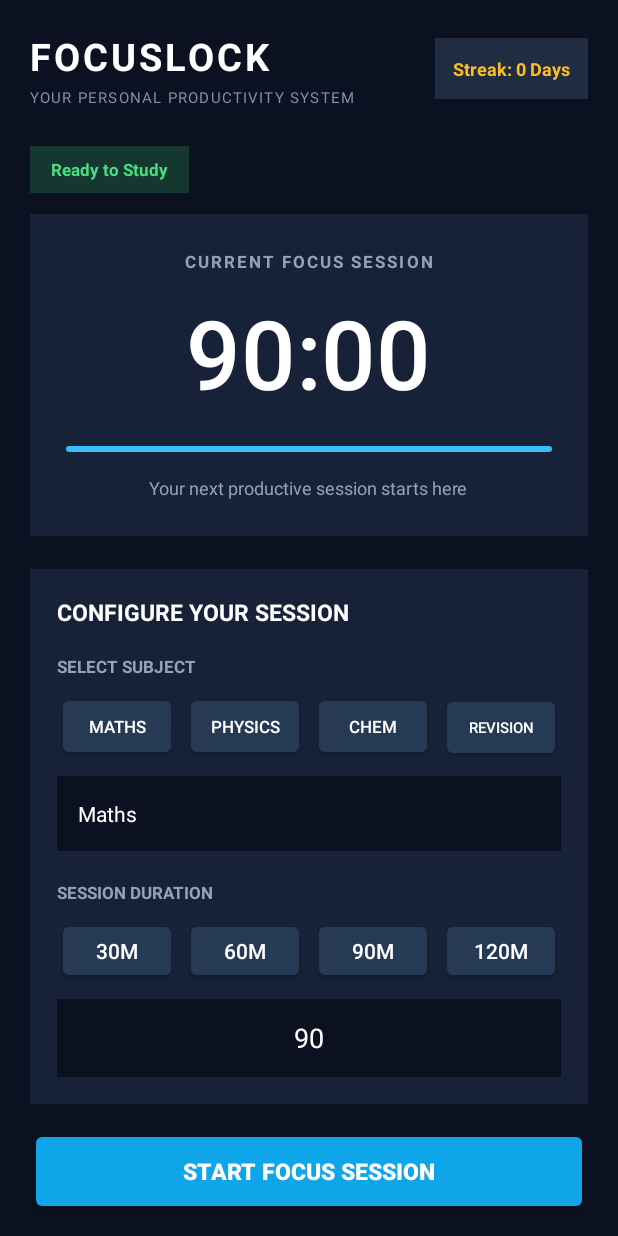
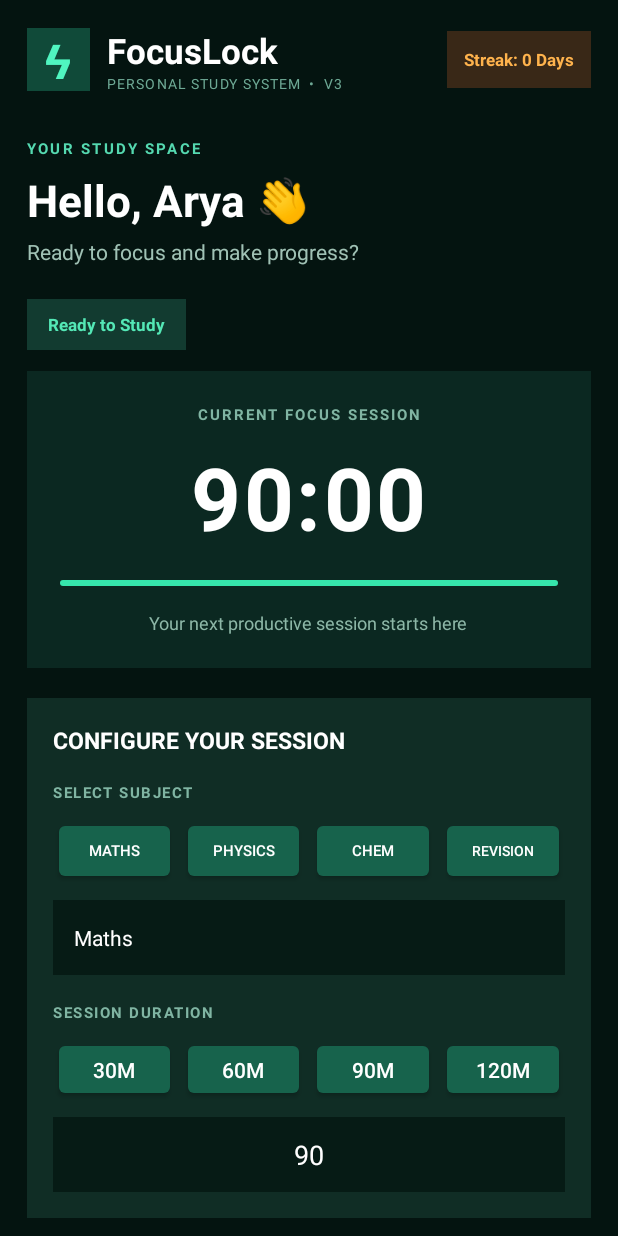
Before and after one commit to santraarya80-max/FocusLock, an Android app: the screen it shows after launch (MainActivity), on a phone screen of 412 x 824 dp. Run offline under Robolectric (Android 15) with nearby library versions, the phone set to English and light mode, and no system bars.

Commit message:
Update activity_main.xml

```diff
--- a/app/src/main/res/layout/activity_main.xml
+++ b/app/src/main/res/layout/activity_main.xml
@@ -2,7 +2,7 @@
 <ScrollView xmlns:android="http://schemas.android.com/apk/res/android"
     android:layout_width="match_parent"
     android:layout_height="match_parent"
-    android:background="#0B1120"
+    android:background="#041410"
     android:fillViewport="true"
     android:scrollbars="none">
 
@@ -10,37 +10,46 @@
         android:layout_width="match_parent"
         android:layout_height="wrap_content"
         android:orientation="vertical"
-        android:padding="20dp">
+        android:padding="18dp">
 
-        <!-- HEADER -->
+        <!-- BRAND HEADER -->
         <LinearLayout
             android:layout_width="match_parent"
             android:layout_height="wrap_content"
             android:gravity="center_vertical"
             android:orientation="horizontal">
 
+            <TextView
+                android:layout_width="42dp"
+                android:layout_height="42dp"
+                android:background="#104A39"
+                android:gravity="center"
+                android:text="ϟ"
+                android:textColor="#50F5C0"
+                android:textSize="32sp"
+                android:textStyle="bold" />
+
             <LinearLayout
                 android:layout_width="0dp"
                 android:layout_height="wrap_content"
+                android:layout_marginStart="11dp"
                 android:layout_weight="1"
                 android:orientation="vertical">
 
                 <TextView
                     android:layout_width="wrap_content"
                     android:layout_height="wrap_content"
-                    android:text="FOCUSLOCK"
+                    android:text="FocusLock"
                     android:textColor="#FFFFFF"
-                    android:textSize="25sp"
-                    android:textStyle="bold"
-                    android:letterSpacing="0.08" />
+                    android:textSize="23sp"
+                    android:textStyle="bold" />
 
                 <TextView
                     android:layout_width="wrap_content"
                     android:layout_height="wrap_content"
-                    android:layout_marginTop="3dp"
-                    android:text="YOUR PERSONAL PRODUCTIVITY SYSTEM"
-                    android:textColor="#8190A8"
-                    android:textSize="10sp"
+                    android:text="PERSONAL STUDY SYSTEM  •  V3"
+                    android:textColor="#6EA995"
+                    android:textSize="9sp"
                     android:letterSpacing="0.08" />
             </LinearLayout>
 
@@ -48,88 +57,118 @@
                 android:id="@+id/tvStreakBadge"
                 android:layout_width="wrap_content"
                 android:layout_height="wrap_content"
-                android:background="#202C42"
-                android:padding="12dp"
-                android:text="STREAK 0 DAYS"
-                android:textColor="#FBBF24"
-                android:textSize="12sp"
+                android:background="#392817"
+                android:padding="11dp"
+                android:text="🔥 0 DAYS"
+                android:textColor="#FFB34D"
+                android:textSize="11sp"
                 android:textStyle="bold" />
         </LinearLayout>
 
-        <!-- STATUS -->
+        <!-- PERSONAL GREETING -->
+        <TextView
+            android:layout_width="wrap_content"
+            android:layout_height="wrap_content"
+            android:layout_marginTop="30dp"
+            android:text="YOUR STUDY SPACE"
+            android:textColor="#55D9B0"
+            android:textSize="10sp"
+            android:textStyle="bold"
+            android:letterSpacing="0.15" />
+
+        <TextView
+            android:layout_width="wrap_content"
+            android:layout_height="wrap_content"
+            android:layout_marginTop="7dp"
+            android:text="Hello, Arya 👋"
+            android:textColor="#FFFFFF"
+            android:textSize="29sp"
+            android:textStyle="bold" />
+
+        <TextView
+            android:layout_width="wrap_content"
+            android:layout_height="wrap_content"
+            android:layout_marginTop="5dp"
+            android:text="Ready to focus and make progress?"
+            android:textColor="#A0C2B5"
+            android:textSize="14sp" />
+
+        <!-- SESSION STATUS -->
         <TextView
             android:id="@+id/tvStatusBadge"
             android:layout_width="wrap_content"
             android:layout_height="wrap_content"
-            android:layout_marginTop="25dp"
-            android:background="#15372F"
+            android:layout_marginTop="22dp"
+            android:background="#123B30"
             android:paddingLeft="14dp"
-            android:paddingTop="8dp"
+            android:paddingTop="9dp"
             android:paddingRight="14dp"
-            android:paddingBottom="8dp"
-            android:text="READY TO FOCUS"
-            android:textColor="#4ADE80"
+            android:paddingBottom="9dp"
+            android:text="● READY TO FOCUS"
+            android:textColor="#54E8B6"
             android:textSize="11sp"
             android:textStyle="bold" />
 
-        <!-- MAIN TIMER CARD -->
+        <!-- FOCUS TIMER -->
         <LinearLayout
             android:layout_width="match_parent"
             android:layout_height="wrap_content"
             android:layout_marginTop="14dp"
-            android:background="#172238"
+            android:background="#0B2821"
             android:gravity="center"
             android:orientation="vertical"
-            android:padding="24dp">
+            android:padding="22dp">
 
             <TextView
                 android:layout_width="wrap_content"
                 android:layout_height="wrap_content"
                 android:text="CURRENT FOCUS SESSION"
-                android:textColor="#91A2BC"
-                android:textSize="11sp"
+                android:textColor="#80B5A3"
+                android:textSize="10sp"
                 android:textStyle="bold"
-                android:letterSpacing="0.12" />
+                android:letterSpacing="0.13" />
 
             <TextView
                 android:id="@+id/tvCurrentSubjectLabel"
                 android:layout_width="wrap_content"
                 android:layout_height="wrap_content"
-                android:layout_marginTop="16dp"
+                android:layout_marginTop="17dp"
                 android:text="Current Subject: Maths"
-                android:textColor="#CBD5E1"
-                android:textSize="14sp"
+                android:textColor="#B9E8D8"
+                android:textSize="15sp"
                 android:textStyle="bold" />
 
             <TextView
                 android:id="@+id/tvTimerDisplay"
                 android:layout_width="wrap_content"
                 android:layout_height="wrap_content"
-                android:layout_marginTop="10dp"
-                android:fontFamily="sans-serif-light"
+                android:layout_marginTop="9dp"
+                android:fontFamily="sans-serif"
                 android:text="90:00"
                 android:textColor="#FFFFFF"
-                android:textSize="64sp"
-                android:textStyle="bold" />
+                android:textSize="58sp"
+                android:textStyle="bold"
+                android:letterSpacing="0.03" />
 
             <ProgressBar
                 android:id="@+id/progressBarTimerRing"
                 style="?android:attr/progressBarStyleHorizontal"
                 android:layout_width="match_parent"
                 android:layout_height="7dp"
-                android:layout_marginTop="18dp"
+                android:layout_marginTop="15dp"
                 android:max="100"
                 android:progress="100"
-                android:progressTint="#38BDF8"
-                android:progressBackgroundTint="#334155" />
+                android:progressTint="#36E6AC"
+                android:progressBackgroundTint="#244A3D" />
 
             <TextView
                 android:id="@+id/tvPauseInfo"
                 android:layout_width="wrap_content"
                 android:layout_height="wrap_content"
-                android:layout_marginTop="13dp"
+                android:layout_marginTop="14dp"
+                android:gravity="center"
                 android:text="Your next productive session starts here"
-                android:textColor="#91A2BC"
+                android:textColor="#8DB7A7"
                 android:textSize="12sp" />
         </LinearLayout>
 
@@ -138,10 +177,10 @@
             android:id="@+id/layoutSetupControls"
             android:layout_width="match_parent"
             android:layout_height="wrap_content"
-            android:layout_marginTop="22dp"
-            android:background="#172238"
+            android:layout_marginTop="20dp"
+            android:background="#102D25"
             android:orientation="vertical"
-            android:padding="18dp">
+            android:padding="17dp">
 
             <TextView
                 android:layout_width="wrap_content"
@@ -154,11 +193,12 @@
             <TextView
                 android:layout_width="wrap_content"
                 android:layout_height="wrap_content"
-                android:layout_marginTop="18dp"
+                android:layout_marginTop="17dp"
                 android:text="SELECT SUBJECT"
-                android:textColor="#91A2BC"
-                android:textSize="11sp"
-                android:textStyle="bold" />
+                android:textColor="#80B5A3"
+                android:textSize="10sp"
+                android:textStyle="bold"
+                android:letterSpacing="0.1" />
 
             <LinearLayout
                 android:layout_width="match_parent"
@@ -169,53 +209,53 @@
                 <Button
                     android:id="@+id/btnSubjMaths"
                     android:layout_width="0dp"
-                    android:layout_height="46dp"
-                    android:layout_marginEnd="5dp"
+                    android:layout_height="45dp"
+                    android:layout_marginEnd="4dp"
                     android:layout_weight="1"
-                    android:backgroundTint="#263A56"
+                    android:backgroundTint="#17634C"
+                    android:minWidth="0dp"
+                    android:padding="2dp"
                     android:text="Maths"
                     android:textColor="#FFFFFF"
-                    android:textSize="11sp"
-                    android:minWidth="0dp"
-                    android:padding="2dp" />
+                    android:textSize="10sp" />
 
                 <Button
                     android:id="@+id/btnSubjPhysics"
                     android:layout_width="0dp"
-                    android:layout_height="46dp"
-                    android:layout_marginEnd="5dp"
+                    android:layout_height="45dp"
+                    android:layout_marginEnd="4dp"
                     android:layout_weight="1"
-                    android:backgroundTint="#263A56"
+                    android:backgroundTint="#17634C"
+                    android:minWidth="0dp"
+                    android:padding="2dp"
                     android:text="Physics"
                     android:textColor="#FFFFFF"
-                    android:textSize="11sp"
-                    android:minWidth="0dp"
-                    android:padding="2dp" />
+                    android:textSize="10sp" />
 
                 <Button
                     android:id="@+id/btnSubjChem"
                     android:layout_width="0dp"
-                    android:layout_height="46dp"
-                    android:layout_marginEnd="5dp"
+                    android:layout_height="45dp"
+                    android:layout_marginEnd="4dp"
                     android:layout_weight="1"
-                    android:backgroundTint="#263A56"
+                    android:backgroundTint="#17634C"
+                    android:minWidth="0dp"
+                    android:padding="2dp"
                     android:text="Chem"
                     android:textColor="#FFFFFF"
-                    android:textSize="11sp"
-                    android:minWidth="0dp"
-                    android:padding="2dp" />
+                    android:textSize="10sp" />
 
                 <Button
                     android:id="@+id/btnSubjOther"
                     android:layout_width="0dp"
-                    android:layout_height="46dp"
+                    android:layout_height="45dp"
                     android:layout_weight="1"
-                    android:backgroundTint="#263A56"
+                    android:backgroundTint="#17634C"
+                    android:minWidth="0dp"
+                    android:padding="2dp"
                     android:text="Revision"
                     android:textColor="#FFFFFF"
-                    android:textSize="10sp"
-                    android:minWidth="0dp"
-                    android:padding="2dp" />
+                    android:textSize="9sp" />
             </LinearLayout>
 
             <EditText
@@ -223,25 +263,26 @@
                 android:layout_width="match_parent"
                 android:layout_height="50dp"
                 android:layout_marginTop="10dp"
-                android:background="#0B1120"
+                android:background="#061B15"
                 android:gravity="center_vertical"
+                android:hint="Enter a custom subject"
+                android:inputType="textCapWords"
                 android:paddingLeft="14dp"
                 android:paddingRight="14dp"
-                android:hint="Enter a custom subject"
-                android:inputType="textCapWords"
                 android:text="Maths"
                 android:textColor="#FFFFFF"
-                android:textColorHint="#64748B"
+                android:textColorHint="#739587"
                 android:textSize="14sp" />
 
             <TextView
                 android:layout_width="wrap_content"
                 android:layout_height="wrap_content"
-                android:layout_marginTop="20dp"
+                android:layout_marginTop="18dp"
                 android:text="SESSION DURATION"
-                android:textColor="#91A2BC"
-                android:textSize="11sp"
-                android:textStyle="bold" />
+                android:textColor="#80B5A3"
+                android:textSize="10sp"
+                android:textStyle="bold"
+                android:letterSpacing="0.1" />
 
             <LinearLayout
                 android:layout_width="match_parent"
@@ -252,71 +293,71 @@
                 <Button
                     android:id="@+id/btnPreset30"
                     android:layout_width="0dp"
-                    android:layout_height="44dp"
-                    android:layout_marginEnd="5dp"
+                    android:layout_height="43dp"
+                    android:layout_marginEnd="4dp"
                     android:layout_weight="1"
-                    android:backgroundTint="#263A56"
+                    android:backgroundTint="#17634C"
+                    android:minWidth="0dp"
                     android:text="30m"
-                    android:textColor="#FFFFFF"
-                    android:minWidth="0dp" />
+                    android:textColor="#FFFFFF" />
 
                 <Button
                     android:id="@+id/btnPreset60"
                     android:layout_width="0dp"
-                    android:layout_height="44dp"
-                    android:layout_marginEnd="5dp"
+                    android:layout_height="43dp"
+                    android:layout_marginEnd="4dp"
                     android:layout_weight="1"
-                    android:backgroundTint="#263A56"
+                    android:backgroundTint="#17634C"
+                    android:minWidth="0dp"
                     android:text="60m"
-                    android:textColor="#FFFFFF"
-                    android:minWidth="0dp" />
+                    android:textColor="#FFFFFF" />
 
                 <Button
                     android:id="@+id/btnPreset90"
                     android:layout_width="0dp"
-                    android:layout_height="44dp"
-                    android:layout_marginEnd="5dp"
+                    android:layout_height="43dp"
+                    android:layout_marginEnd="4dp"
                     android:layout_weight="1"
-                    android:backgroundTint="#263A56"
+                    android:backgroundTint="#17634C"
+                    android:minWidth="0dp"
                     android:text="90m"
-                    android:textColor="#FFFFFF"
-                    android:minWidth="0dp" />
+                    android:textColor="#FFFFFF" />
 
                 <Button
                     android:id="@+id/btnPreset120"
                     android:layout_width="0dp"
-                    android:layout_height="44dp"
+                    android:layout_height="43dp"
                     android:layout_weight="1"
-                    android:backgroundTint="#263A56"
+                    android:backgroundTint="#17634C"
+                    android:minWidth="0dp"
                     android:text="120m"
-                    android:textColor="#FFFFFF"
-                    android:minWidth="0dp" />
+                    android:textColor="#FFFFFF" />
             </LinearLayout>
 
             <EditText
                 android:id="@+id/etMinutesInput"
                 android:layout_width="match_parent"
-                android:layout_height="52dp"
+                android:layout_height="50dp"
                 android:layout_marginTop="10dp"
-                android:background="#0B1120"
+                android:background="#061B15"
                 android:gravity="center"
-                android:hint="Enter duration in minutes"
+                android:hint="Duration in minutes"
                 android:inputType="number"
                 android:text="90"
                 android:textColor="#FFFFFF"
-                android:textColorHint="#64748B"
+                android:textColorHint="#739587"
                 android:textSize="18sp" />
         </LinearLayout>
 
-        <!-- START SESSION -->
+        <!-- START AND PAUSE -->
         <Button
             android:id="@+id/btnStartFocus"
             android:layout_width="match_parent"
             android:layout_height="58dp"
-            android:layout_marginTop="16dp"
-            android:backgroundTint="#0EA5E9"
-            android:text="START FOCUS SESSION"
-            android:textColor="#FFFFFF"
+            android:layout_marginTop="15dp"
+            android:backgroundTint="#FF941F"
+            android:text="▶  START FOCUS SESSION"
+            android:textColor="#142019"
             android:textSize="15sp"
             android:textStyle="bold" />
 
@@ -325,30 +366,30 @@
             android:layout_width="match_parent"
             android:layout_height="54dp"
             android:layout_marginTop="10dp"
-            android:backgroundTint="#D97706"
+            android:backgroundTint="#17634C"
             android:text="PAUSE / RESUME SESSION"
             android:textColor="#FFFFFF"
             android:textSize="14sp"
             android:textStyle="bold"
             android:visibility="gone" />
 
-        <!-- DAILY PERFORMANCE -->
+        <!-- TODAY'S PERFORMANCE -->
         <TextView
             android:layout_width="wrap_content"
             android:layout_height="wrap_content"
             android:layout_marginTop="26dp"
             android:text="TODAY'S PERFORMANCE"
             android:textColor="#FFFFFF"
-            android:textSize="15sp"
+            android:textSize="16sp"
             android:textStyle="bold" />
 
         <LinearLayout
             android:layout_width="match_parent"
             android:layout_height="wrap_content"
-            android:layout_marginTop="12dp"
-            android:background="#172238"
+            android:layout_marginTop="11dp"
+            android:background="#102D25"
             android:orientation="vertical"
-            android:padding="18dp">
+            android:padding="17dp">
 
             <TextView
                 android:id="@+id/tvTodayStudyTime"
@@ -365,7 +406,7 @@
                 android:layout_height="wrap_content"
                 android:layout_marginTop="9dp"
                 android:text="Daily Goal: 0% completed"
-                android:textColor="#91A2BC"
+                android:textColor="#9BC7B7"
                 android:textSize="13sp" />
 
             <ProgressBar
@@ -376,26 +417,26 @@
                 android:layout_marginTop="12dp"
                 android:max="240"
                 android:progress="0"
-                android:progressTint="#38BDF8"
-                android:progressBackgroundTint="#334155" />
+                android:progressTint="#FF9A32"
+                android:progressBackgroundTint="#244A3D" />
         </LinearLayout>
 
-        <!-- APP BLOCKING -->
+        <!-- QUICK ACCESS: APP BLOCKER -->
         <TextView
             android:layout_width="wrap_content"
             android:layout_height="wrap_content"
             android:layout_marginTop="26dp"
             android:text="FOCUS PROTECTION"
             android:textColor="#FFFFFF"
-            android:textSize="15sp"
+            android:textSize="16sp"
             android:textStyle="bold" />
 
         <Button
             android:id="@+id/btnEnableBlocker"
             android:layout_width="match_parent"
             android:layout_height="50dp"
-            android:layout_marginTop="12dp"
-            android:backgroundTint="#263A56"
+            android:layout_marginTop="11dp"
+            android:backgroundTint="#17634C"
             android:text="Manage Blocker Permission"
             android:textColor="#FFFFFF"
             android:textSize="13sp" />
@@ -405,28 +446,28 @@
             android:layout_width="match_parent"
             android:layout_height="50dp"
             android:layout_marginTop="8dp"
-            android:backgroundTint="#263A56"
+            android:backgroundTint="#17634C"
             android:text="Manage Blocked Apps"
             android:textColor="#FFFFFF"
             android:textSize="13sp" />
 
-        <!-- HISTORY -->
+        <!-- STUDY HISTORY -->
         <TextView
             android:layout_width="wrap_content"
             android:layout_height="wrap_content"
             android:layout_marginTop="26dp"
-            android:text="YOUR PROGRESS"
+            android:text="YOUR STUDY RECORD"
             android:textColor="#FFFFFF"
-            android:textSize="15sp"
+            android:textSize="16sp"
             android:textStyle="bold" />
 
         <Button
             android:id="@+id/btnViewHistory"
             android:layout_width="match_parent"
             android:layout_height="50dp"
-            android:layout_marginTop="12dp"
-            android:layout_marginBottom="24dp"
-            android:backgroundTint="#263A56"
+            android:layout_marginTop="11dp"
+            android:layout_marginBottom="25dp"
+            android:backgroundTint="#17634C"
             android:text="View Study Analytics"
             android:textColor="#FFFFFF"
             android:textSize="13sp" />
```
